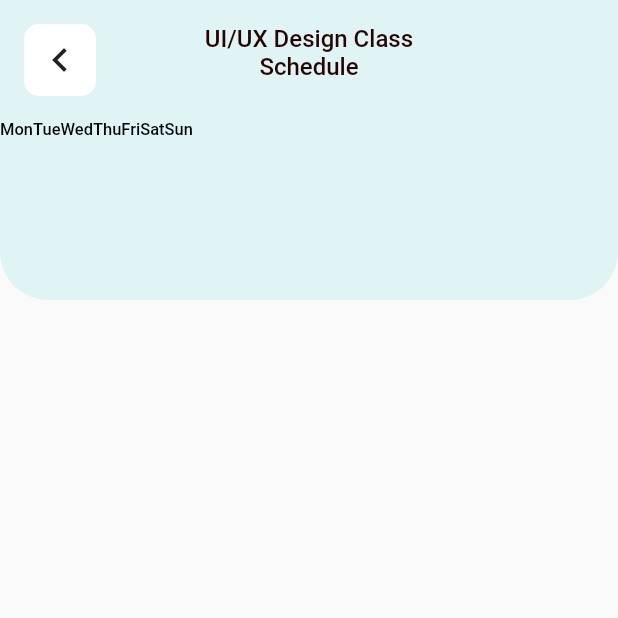
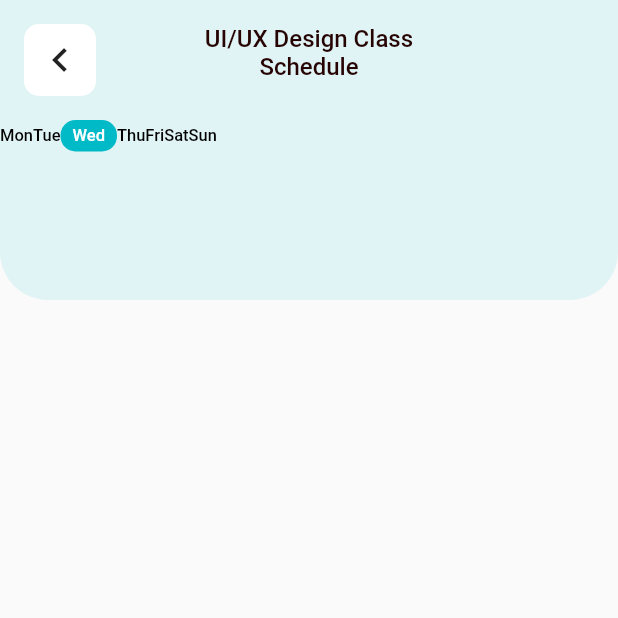
Before and after one commit to romofel/flutter-ui_practice-online_school, a Flutter app: the ScheduleScreen screen opened directly, on a phone screen of 412 x 824 dp, the top half of it. Run offline on Flutter 3.47's test engine with Material 2 defaults, Android fonts, the phone set to English and light mode, and no system bars; our stand-ins replace google_fonts.

Commit message:
style the active day

```diff
--- a/lib/screens/schedule_screen.dart
+++ b/lib/screens/schedule_screen.dart
@@ -84,7 +84,17 @@ class ScheduleScreen extends StatelessWidget {
       children: [
         Text('Mon', style: style),
         Text('Tue', style: style),
-        Text('Wed', style: style),
+        Container(
+          padding: const EdgeInsets.symmetric(horizontal: 8, vertical: 4),
+          decoration: BoxDecoration(
+            color: const Color(0xff00BBC7),
+            borderRadius: BorderRadius.circular(10),
+          ),
+          child: Text('Wed',
+              style: style.copyWith(
+                color: Colors.white,
+              )),
+        ),
         Text('Thu', style: style),
         Text('Fri', style: style),
         Text('Sat', style: style),
```
